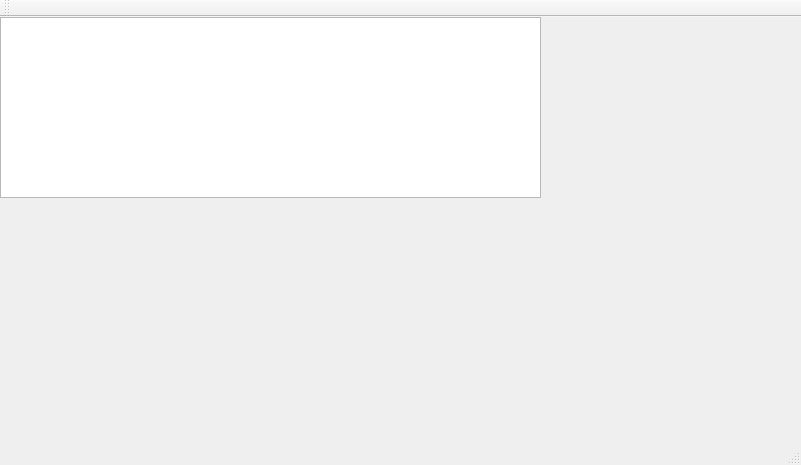
First picture: the form in mainwindow.ui, repository alandau/props, before the edit.
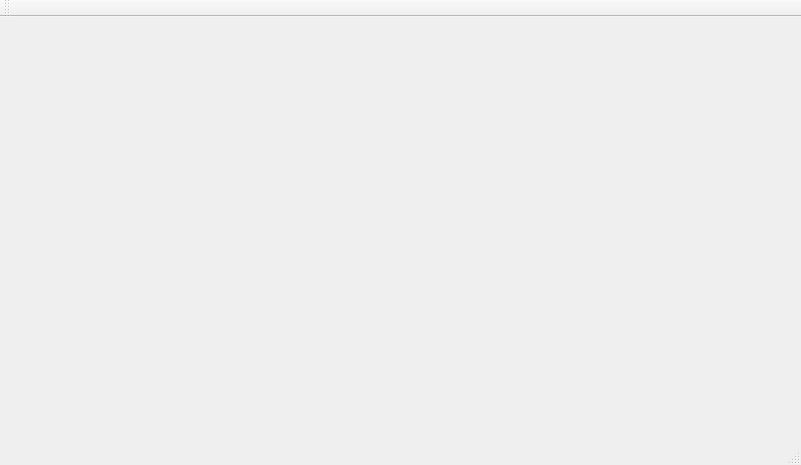
Second picture: the form after the edit. Custom widgets are drawn as their Qt base class.

```diff
--- a/mainwindow.ui
+++ b/mainwindow.ui
@@ -20,19 +20,6 @@
      <verstretch>0</verstretch>
     </sizepolicy>
    </property>
-   <widget class="QTableView" name="listingTable">
-    <property name="geometry">
-     <rect>
-      <x>0</x>
-      <y>0</y>
-      <width>541</width>
-      <height>181</height>
-     </rect>
-    </property>
-    <property name="showGrid">
-     <bool>false</bool>
-    </property>
-   </widget>
    <widget class="QListing" name="listingView" native="true">
     <property name="geometry">
      <rect>
```
